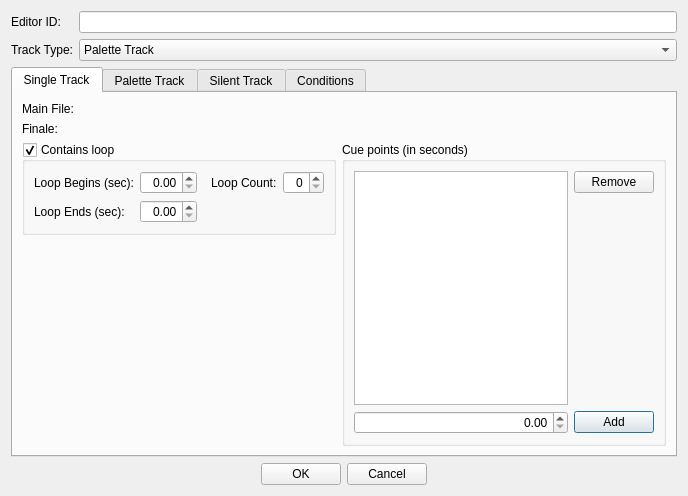
Above: native/src/DovahKit/ui/form_windows/music_track.ui from DavidJCobb/DovahKit before the change. Below: the same form after it.
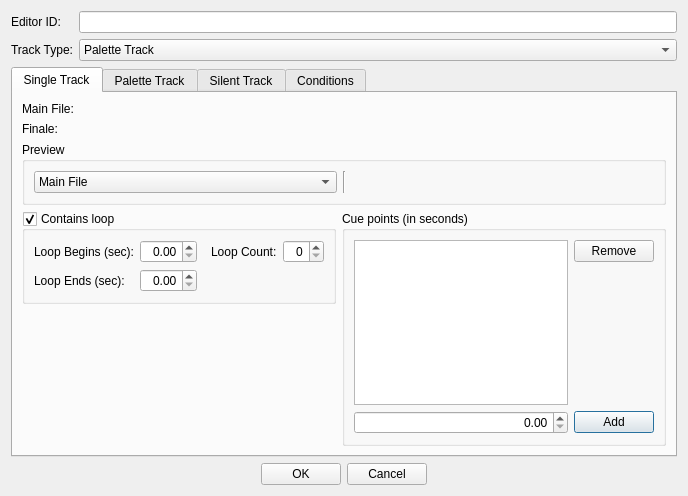
That is the form after the change. Custom widgets are drawn as their Qt base class.

Commit message:
Qt Designer plug-in to Qt 6; DKAudioWidget in plug-in
Updated the Qt Designer plug-in to Qt 6, fixing up widget headers as needed to get them to compile there.

Added DKAudioWidget to the Qt Designer plug-in.

Fixed DKAudioWidget's tab-focus handling.

MUST and SNDR forms now alllow you to preview their constituent sounds. Editing of sounds in an SNDR is a bit smoother now. SNDR no longer prepends a path prefix for displaying its paths, since whether the prefix is there is variable (and thus an actual part of the data which should be represented accurately).

What changed in the file:
```diff
--- a/native/src/DovahKit/ui/form_windows/music_track.ui
+++ b/native/src/DovahKit/ui/form_windows/music_track.ui
@@ -82,7 +82,7 @@
        <string>Single Track</string>
       </attribute>
       <layout class="QGridLayout" name="gridLayout_5">
-       <item row="1" column="0">
+       <item row="2" column="0">
         <widget class="QGroupBox" name="flagLoops">
          <property name="title">
           <string>Contains loop</string>
@@ -161,6 +161,19 @@
          </layout>
         </widget>
        </item>
+       <item row="3" column="0">
+        <spacer name="verticalSpacer_2">
+         <property name="orientation">
+          <enum>Qt::Orientation::Vertical</enum>
+         </property>
+         <property name="sizeHint" stdset="0">
+          <size>
+           <width>20</width>
+           <height>40</height>
+          </size>
+         </property>
+        </spacer>
+       </item>
        <item row="0" column="0" colspan="2">
         <layout class="QGridLayout" name="gridLayout_2">
          <item row="1" column="0">
@@ -195,20 +208,7 @@
          </item>
         </layout>
        </item>
-       <item row="2" column="0">
-        <spacer name="verticalSpacer_2">
-         <property name="orientation">
-          <enum>Qt::Vertical</enum>
-         </property>
-         <property name="sizeHint" stdset="0">
-          <size>
-           <width>20</width>
-           <height>40</height>
-          </size>
-         </property>
-        </spacer>
-       </item>
-       <item row="1" column="1" rowspan="2">
+       <item row="2" column="1" rowspan="2">
         <widget class="QGroupBox" name="groupBox">
          <property name="title">
           <string>Cue points (in seconds)</string>
@@ -258,6 +258,39 @@
          </layout>
         </widget>
        </item>
+       <item row="1" column="0" colspan="2">
+        <widget class="QGroupBox" name="groupBox_3">
+         <property name="title">
+          <string>Preview</string>
+         </property>
+         <layout class="QHBoxLayout" name="horizontalLayout_2">
+          <item>
+           <widget class="QComboBox" name="previewPicker">
+            <item>
+             <property name="text">
+              <string>Main File</string>
+             </property>
+            </item>
+            <item>
+             <property name="text">
+              <string>Finale</string>
+             </property>
+            </item>
+           </widget>
+          </item>
+          <item>
+           <widget class="Line" name="line">
+            <property name="orientation">
+             <enum>Qt::Orientation::Vertical</enum>
+            </property>
+           </widget>
+          </item>
+          <item>
+           <widget class="DKAudioWidget" name="previewAudio"/>
+          </item>
+         </layout>
+        </widget>
+       </item>
       </layout>
      </widget>
      <widget class="QWidget" name="tabPaletteTrack">
@@ -484,6 +517,11 @@
   </layout>
  </widget>
  <customwidgets>
+  <customwidget>
+   <class>DKAudioWidget</class>
+   <extends>QWidget</extends>
+   <header>widgets/DKAudioWidget.h</header>
+  </customwidget>
   <customwidget>
    <class>DKFormListPane</class>
    <extends>QWidget</extends>
```
Left out of the diff: 60 changed lines with no effect on the pictures. The commit also changes 82 other files.
